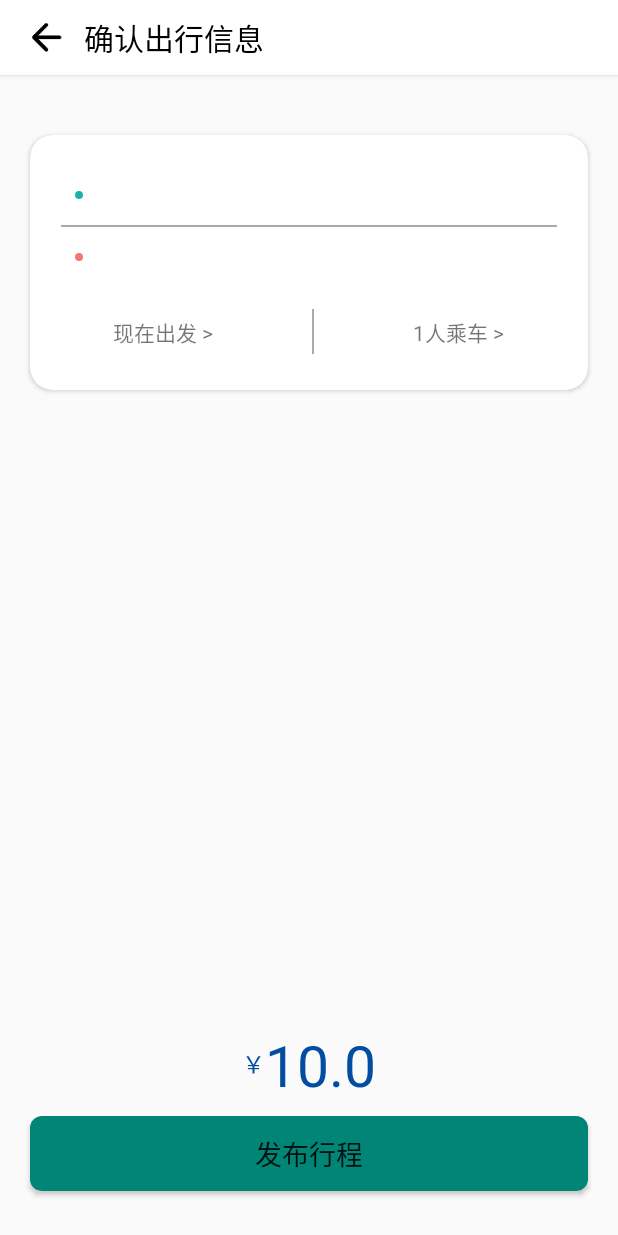
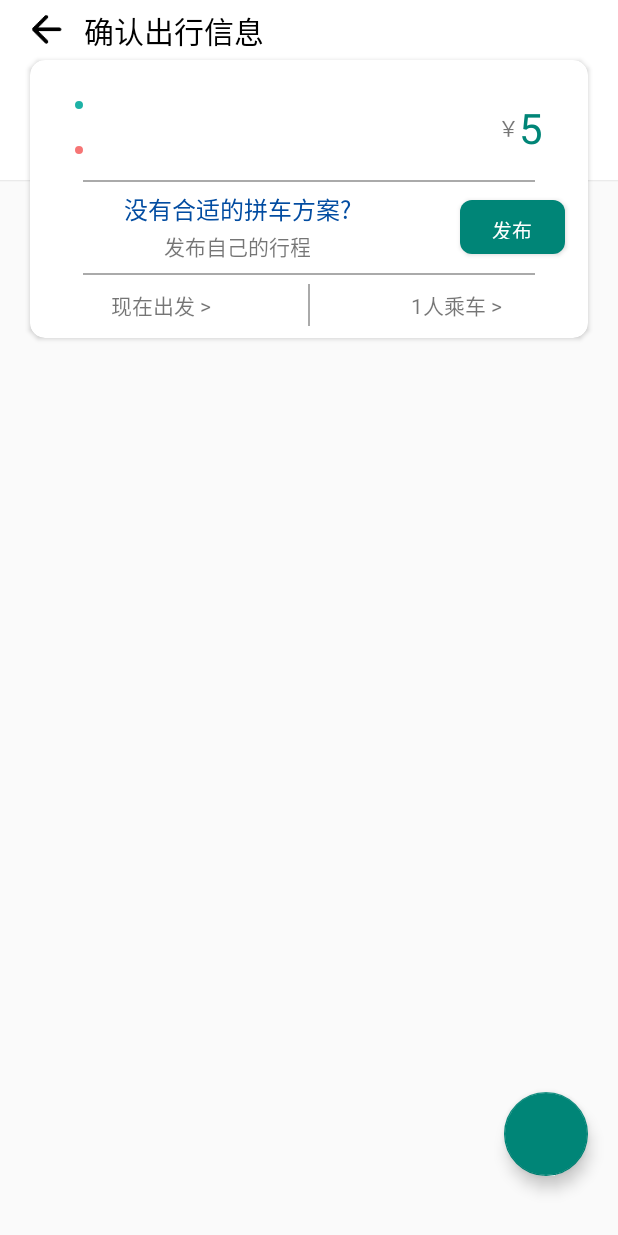
Before and after one commit to MontyYan/carPoolGL, an Android app: the DetailActivity screen opened directly, with no data from a screen before it, on a phone screen of 412 x 824 dp. Run offline under Robolectric (Android 15) with nearby library versions, the light colour scheme and no system bars; libraries missing offline, so code that uses them is left out: com.amap.api, com.bigkoo.pickerview; 8 statements that could not run were skipped.

Commit message:
detail xml

```diff
--- a/app/src/main/res/layout/activity_detail.xml
+++ b/app/src/main/res/layout/activity_detail.xml
@@ -7,15 +7,19 @@
     tools:context=".DetailActivity">
 
     <LinearLayout
+        android:id="@+id/linearLayout4"
         android:layout_width="match_parent"
-        android:layout_height="match_parent"
-        android:orientation="vertical">
+        android:layout_height="120dp"
+        android:background="@color/white"
+        android:elevation="1dp"
+        android:orientation="horizontal"
+        app:layout_constraintEnd_toEndOf="parent"
+        app:layout_constraintStart_toStartOf="parent"
+        app:layout_constraintTop_toTopOf="parent">
 
         <LinearLayout
             android:layout_width="match_parent"
-            android:layout_height="50dp"
-            android:background="@color/white"
-            android:elevation="2dp"
+            android:layout_height="40dp"
             android:orientation="horizontal">
 
             <ImageView
@@ -34,54 +38,111 @@
                 android:text="确认出行信息"
                 android:textColor="@color/black"
                 android:textSize="20sp" />
-
+        </LinearLayout>
     </LinearLayout>
 
+    <LinearLayout
+        android:id="@+id/linearLayout3"
+        android:elevation="3dp"
+        android:layout_width="match_parent"
+        android:layout_height="match_parent"
+        android:orientation="vertical">
         <androidx.cardview.widget.CardView
             android:id="@+id/cardView2"
             android:layout_width="match_parent"
-            android:layout_height="170dp"
+            android:layout_height="185dp"
             android:layout_gravity="center"
             android:layout_marginLeft="20dp"
             android:layout_marginTop="40dp"
             android:layout_marginRight="20dp"
             android:background="@color/white"
             android:elevation="5dp"
-            app:cardCornerRadius="15dp">
-
+            app:cardCornerRadius="10dp">
             <LinearLayout
                 android:layout_width="match_parent"
                 android:layout_height="match_parent"
                 android:orientation="vertical">
-
                 <LinearLayout
                     android:layout_width="match_parent"
-                    android:layout_height="40dp"
-                    android:layout_marginTop="20dp"
+                    android:layout_height="70dp"
+                    android:layout_marginTop="10dp"
+                    android:orientation="horizontal">
+                    <LinearLayout
+                        android:layout_width="match_parent"
+                        android:layout_height="match_parent"
+                        android:layout_weight="1"
+                        android:orientation="vertical">
+                        <LinearLayout
+                            android:layout_width="match_parent"
+                            android:layout_height="30dp"
+                            android:layout_marginTop="5dp"
                             android:orientation="horizontal">
                             <TextView
                                 android:layout_width="5dp"
                                 android:layout_height="5dp"
+                                android:layout_gravity="center"
                                 android:layout_marginLeft="30dp"
-                        android:background="@drawable/circle_start"
-                        android:layout_gravity="center"/>
+                                android:background="@drawable/circle_start" />
                             <TextView
                                 android:id="@+id/detail_geton_tv"
                                 android:layout_width="match_parent"
-                        android:layout_height="25dp"
+                                android:layout_height="23dp"
+                                android:layout_gravity="center"
+                                android:gravity="center|left"
                                 android:layout_marginLeft="10dp"
+                                android:layout_marginRight="10dp"
+                                android:text="桂电花江校区"
+                                android:textSize="15sp" />
+                        </LinearLayout>
+                        <LinearLayout
+                            android:layout_width="match_parent"
+                            android:layout_height="30dp"
+                            android:orientation="horizontal">
+
+                            <TextView
+                                android:layout_width="5dp"
+                                android:layout_height="5dp"
+                                android:layout_gravity="center"
+                                android:layout_marginLeft="30dp"
+                                android:background="@drawable/circle_end" />
+                            <TextView
+                                android:id="@+id/detail_getoff_tv"
+                                android:layout_width="match_parent"
+                                android:layout_height="23dp"
+                                android:layout_gravity="center"
+                                android:gravity="center|left"
+                                android:layout_marginLeft="10dp"
+                                android:layout_marginRight="10dp"
+                                android:text="桂电金鸡岭校区"
+                                android:textSize="15sp" />
+                        </LinearLayout>
+
+                    </LinearLayout>
+                    <TextView
+                        android:layout_width="wrap_content"
+                        android:layout_height="wrap_content"
+                        android:layout_gravity="center"
+                        android:text="￥"/>
+                    <TextView
+                        android:id="@+id/money"
+                        android:layout_width="wrap_content"
+                        android:layout_height="wrap_content"
+                        android:layout_gravity="center"
+                        android:gravity="left"
                         android:layout_marginRight="30dp"
-                        android:layout_gravity="center"
-                        android:text="桂电花江校区"
-                        android:textSize="17sp" />
+                        android:textColor="@color/colorPrimary"
+                        android:textSize="28sp"
+                        android:text="5"/>
+
+
+
                 </LinearLayout>
 
                 <LinearLayout
-                    android:id="@+id/linearLayout2"
                     android:layout_width="match_parent"
                     android:layout_height="1dp"
-                    android:layout_marginLeft="15dp"
-                    android:layout_marginRight="15dp"
+                    android:layout_marginLeft="30dp"
+                    android:layout_marginRight="30dp"
                     android:background="@android:color/white"
                     android:paddingLeft="5dp"
                     android:paddingRight="5dp">
@@ -90,45 +151,79 @@
                         android:layout_height="match_parent"
                         android:background="@android:color/darker_gray" />
                 </LinearLayout>
-
                 <LinearLayout
                     android:layout_width="match_parent"
-                    android:layout_height="40dp"
+                    android:layout_height="50dp"
+                    android:layout_marginTop="5dp"
                     android:orientation="horizontal">
+                    <LinearLayout
+                        android:layout_width="match_parent"
+                        android:layout_height="match_parent"
+                        android:orientation="vertical"
+                        android:layout_weight="1">
+                        <TextView
+                            android:layout_width="match_parent"
+                            android:layout_height="match_parent"
+                            android:text="没有合适的拼车方案?"
+                            android:gravity="center"
+                            android:textSize="16sp"
+                            android:textColor="@color/header_toast"
+                            android:layout_weight="1"/>
+                        <TextView
+                            android:layout_width="match_parent"
+                            android:layout_height="match_parent"
+                            android:gravity="center"
+                            android:text="发布自己的行程"
+                            android:layout_weight="1"/>
+                    </LinearLayout>
 
-                    <TextView
-                        android:layout_width="5dp"
-                        android:layout_height="5dp"
-                        android:layout_marginLeft="30dp"
-                        android:background="@drawable/circle_end"
-                        android:layout_gravity="center"/>
-                    <TextView
-                        android:id="@+id/detail_getoff_tv"
-                        android:layout_width="match_parent"
+                    <Button
+                        android:id="@+id/publish_bt"
+                        android:layout_width="70dp"
+                        android:layout_height="36dp"
+                        android:layout_marginTop="6dp"
+                        android:layout_marginBottom="6dp"
                         android:layout_marginLeft="10dp"
-                        android:layout_marginRight="30dp"
+                        android:layout_marginRight="15dp"
                         android:layout_gravity="center"
-                        android:layout_height="25dp"
-                        android:text="桂电金鸡岭校区"
-                        android:textSize="17sp" />
+                        android:textColor="@color/white"
+                        android:textSize="13sp"
+                        android:background="@drawable/button_normal"
+                        android:text="发布"/>
+
                 </LinearLayout>
 
                 <LinearLayout
                     android:layout_width="match_parent"
-                    android:layout_height="40dp"
-                    android:layout_marginTop="10dp"
+                    android:layout_height="1dp"
+                    android:layout_marginLeft="30dp"
+                    android:layout_marginRight="30dp"
+                    android:layout_marginTop="5dp"
+                    android:background="@android:color/white"
+                    android:paddingLeft="5dp"
+                    android:paddingRight="5dp">
+                    <View
+                        android:layout_width="match_parent"
+                        android:layout_height="match_parent"
+                        android:background="@android:color/darker_gray" />
+                </LinearLayout>
+                <LinearLayout
+                    android:layout_width="match_parent"
+                    android:layout_height="30dp"
+                    android:layout_marginTop="5dp"
                     android:orientation="horizontal">
+
                     <TextView
                         android:id="@+id/start_time"
-                        android:layout_width="wrap_content"
+                        android:layout_width="match_parent"
                         android:layout_height="match_parent"
+                        android:layout_weight="1"
                         android:gravity="center"
-                        android:layout_weight="1"
                         android:text="现在出发 >" />
                     <LinearLayout
-                        android:id="@+id/linearLayout4"
+                        android:id="@+id/linearLayout5"
                         android:layout_width="1dp"
-                        android:layout_height="30dp"
+                        android:layout_height="28dp"
                         android:layout_gravity="center"
                         android:layout_marginStart="10dp"
                         android:layout_marginEnd="10dp"
@@ -140,70 +235,27 @@
                     </LinearLayout>
                     <TextView
                         android:id="@+id/person_num"
-                        android:layout_width="wrap_content"
+                        android:layout_width="match_parent"
                         android:layout_height="match_parent"
+                        android:layout_weight="1"
                         android:gravity="center"
-                        android:layout_weight="1"
                         android:text="1人乘车 >" />
                 </LinearLayout>
+
             </LinearLayout>
         </androidx.cardview.widget.CardView>
 
-        <LinearLayout
-            android:layout_width="match_parent"
-            android:layout_height="match_parent"
-            android:layout_weight="1"/>
-
-        <LinearLayout
-            android:layout_width="match_parent"
-            android:layout_height="50dp"
-            android:orientation="horizontal">
-            <TextView
-                android:layout_width="match_parent"
-                android:layout_height="match_parent"
-                android:layout_weight="1"/>
-            <LinearLayout
-                android:layout_width="match_parent"
-                android:layout_height="match_parent"
-                android:layout_weight="1"
-                android:orientation="horizontal">
-                <TextView
-                    android:id="@+id/textView6"
-                    android:layout_width="wrap_content"
-                    android:layout_height="match_parent"
-                    android:layout_weight="1"
-                    android:gravity="right|center"
-                    android:text="￥"
-                    android:textColor="@color/header_toast"
-                    android:textSize="15sp"/>
-                <TextView
-                    android:id="@+id/money"
-                    android:layout_width="wrap_content"
-                    android:layout_height="match_parent"
-                    android:layout_weight="1"
-                    android:gravity="left|center"
-                    android:text="10.0"
-                    android:textColor="@color/header_toast"
-                    android:textSize="38sp" />
-            </LinearLayout>
-            <TextView
-                android:layout_width="match_parent"
-                android:layout_height="match_parent"
-                android:layout_weight="1"/>
     </LinearLayout>
 
-        <Button
-            android:id="@+id/publish_bt"
-            android:layout_width="match_parent"
-            android:layout_height="50dp"
-            android:layout_marginTop="10dp"
-            android:layout_marginBottom="30dp"
-            android:layout_marginLeft="20dp"
+    <com.google.android.material.floatingactionbutton.FloatingActionButton
+        android:layout_width="wrap_content"
+        android:layout_height="wrap_content"
         android:layout_marginRight="20dp"
-            android:background="@drawable/button_normal"
-            android:text="发布行程"
-            android:textSize="18sp" />
-    </LinearLayout>
+        android:layout_marginBottom="40dp"
+        android:elevation="16dp"
+
+        app:layout_constraintBottom_toBottomOf="parent"
+        app:layout_constraintEnd_toEndOf="parent" />
 
     <TextView
         android:id="@+id/fog"
@@ -225,7 +277,7 @@
             android:id="@+id/bottom_detail"
             android:layout_width="match_parent"
             android:layout_height="220dp"
-            android:background="@color/Snow"
+            android:background="@color/white"
             android:clickable="true"
             android:focusable="true"
             app:behavior_peekHeight="0dp"
```
Lines whose indentation alone changed are shown as unchanged.
